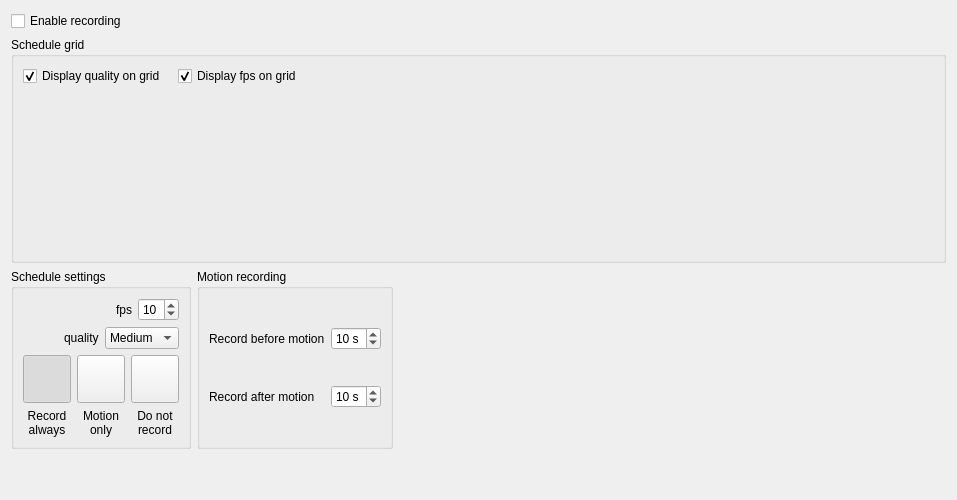
networkoptix/nx_open, file client/src/ui/device_settings/camera_schedule_widget.ui: the form before one commit.
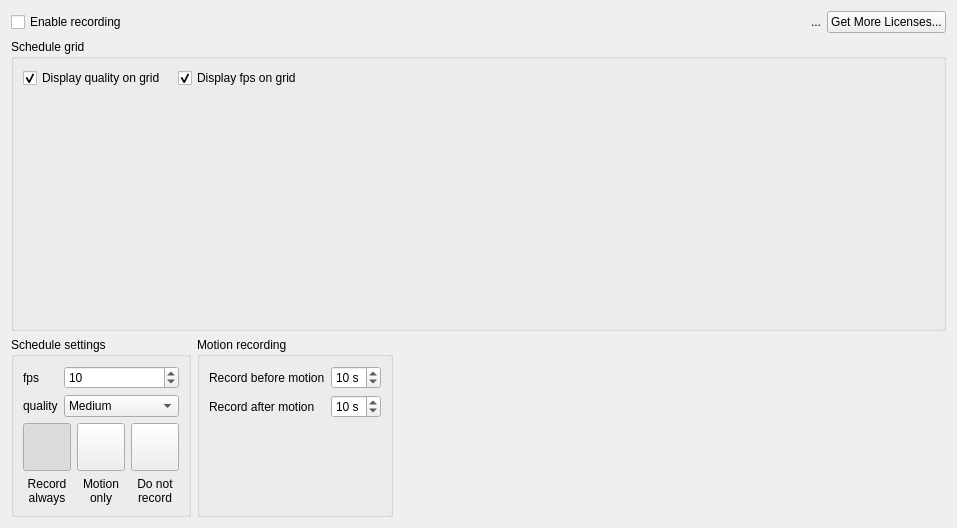
The form after the commit. Custom widgets are drawn as their Qt base class.

Commit message:
Evil licensing in camera schedule.
<==== Mercurial data ====>
Branch: master

Patch:
```diff
--- a/client/src/ui/device_settings/camera_schedule_widget.ui
+++ b/client/src/ui/device_settings/camera_schedule_widget.ui
@@ -7,7 +7,7 @@
     <x>0</x>
     <y>0</y>
     <width>957</width>
-    <height>500</height>
+    <height>528</height>
    </rect>
   </property>
   <property name="windowTitle">
@@ -15,7 +15,9 @@
   </property>
   <layout class="QVBoxLayout" name="verticalLayout_5">
    <item>
-    <widget class="QCheckBox" name="chkBoxEnableSchedule">
+    <layout class="QHBoxLayout" name="horizontalLayout_2">
+     <item>
+      <widget class="QCheckBox" name="enableRecordingCheckBox">
      <property name="text">
       <string>Enable recording</string>
      </property>
@@ -25,7 +27,36 @@
     </widget>
    </item>
    <item>
-    <widget class="QGroupBox" name="ScheduleGridGroupBox">
+      <spacer name="horizontalSpacer">
+       <property name="orientation">
+        <enum>Qt::Horizontal</enum>
+       </property>
+       <property name="sizeHint" stdset="0">
+        <size>
+         <width>40</width>
+         <height>20</height>
+        </size>
+       </property>
+      </spacer>
+     </item>
+     <item>
+      <widget class="QLabel" name="licensesLabel">
+       <property name="text">
+        <string>...</string>
+       </property>
+      </widget>
+     </item>
+     <item>
+      <widget class="QPushButton" name="licensesButton">
+       <property name="text">
+        <string>Get More Licenses...</string>
+       </property>
+      </widget>
+     </item>
+    </layout>
+   </item>
+   <item>
+    <widget class="QGroupBox" name="scheduleGridGroupBox">
      <property name="title">
       <string>Schedule grid</string>
      </property>
@@ -129,28 +160,15 @@
        </property>
        <layout class="QVBoxLayout" name="verticalLayout_4">
         <item>
-         <layout class="QHBoxLayout" name="horizontalLayout_2">
-          <item>
-           <spacer name="horizontalSpacer">
-            <property name="orientation">
-             <enum>Qt::Horizontal</enum>
-            </property>
-            <property name="sizeHint" stdset="0">
-             <size>
-              <width>40</width>
-              <height>20</height>
-             </size>
-            </property>
-           </spacer>
-          </item>
-          <item>
+         <layout class="QFormLayout" name="formLayout">
+          <item row="0" column="0">
            <widget class="QLabel" name="label">
             <property name="text">
              <string>fps</string>
             </property>
            </widget>
           </item>
-          <item>
+          <item row="0" column="1">
            <widget class="QDoubleSpinBox" name="fpsSpinBox">
             <property name="decimals">
              <number>0</number>
@@ -166,32 +184,15 @@
             </property>
            </widget>
           </item>
-         </layout>
-        </item>
-        <item>
-         <layout class="QHBoxLayout" name="horizontalLayout_3">
-          <item>
-           <spacer name="horizontalSpacer_2">
-            <property name="orientation">
-             <enum>Qt::Horizontal</enum>
-            </property>
-            <property name="sizeHint" stdset="0">
-             <size>
-              <width>40</width>
-              <height>20</height>
-             </size>
-            </property>
-           </spacer>
-          </item>
-          <item>
+          <item row="1" column="0">
            <widget class="QLabel" name="label_2">
             <property name="text">
              <string>quality</string>
             </property>
            </widget>
           </item>
-          <item>
-           <widget class="QComboBox" name="comboBoxQuality">
+          <item row="1" column="1">
+           <widget class="QComboBox" name="qualityComboBox">
             <property name="currentIndex">
              <number>1</number>
             </property>
@@ -402,7 +403,7 @@
        <property name="flat">
         <bool>false</bool>
        </property>
-       <layout class="QGridLayout" name="gridLayout_2">
+       <layout class="QVBoxLayout" name="verticalLayout_6">
         <property name="leftMargin">
          <number>9</number>
         </property>
@@ -412,6 +413,8 @@
         <property name="rightMargin">
          <number>9</number>
         </property>
+        <item>
+         <layout class="QFormLayout" name="formLayout_2">
         <item row="0" column="0">
          <widget class="QLabel" name="label_9">
           <property name="text">
@@ -419,6 +422,19 @@
           </property>
          </widget>
         </item>
+          <item row="0" column="1">
+           <widget class="QSpinBox" name="recordBeforeSpinBox">
+            <property name="suffix">
+             <string> s</string>
+            </property>
+            <property name="maximum">
+             <number>45</number>
+            </property>
+            <property name="value">
+             <number>10</number>
+            </property>
+           </widget>
+          </item>
         <item row="1" column="0">
          <widget class="QLabel" name="label_10">
           <property name="sizePolicy">
@@ -432,24 +448,8 @@
           </property>
          </widget>
         </item>
-        <item row="2" column="0">
-         <layout class="QVBoxLayout" name="verticalLayout_8"/>
-        </item>
-        <item row="0" column="1">
-         <widget class="QSpinBox" name="spinBoxRecordBefore">
-          <property name="suffix">
-           <string> s</string>
-          </property>
-          <property name="maximum">
-           <number>45</number>
-          </property>
-          <property name="value">
-           <number>10</number>
-          </property>
-         </widget>
-        </item>
         <item row="1" column="1">
-         <widget class="QSpinBox" name="spinBoxRecordAfter">
+           <widget class="QSpinBox" name="recordAfterSpinBox">
           <property name="suffix">
            <string> s</string>
           </property>
@@ -460,6 +460,8 @@
            <number>10</number>
           </property>
          </widget>
+          </item>
+         </layout>
         </item>
        </layout>
       </widget>
@@ -479,22 +481,6 @@
      </item>
     </layout>
    </item>
-   <item>
-    <spacer name="verticalSpacer">
-     <property name="orientation">
-      <enum>Qt::Vertical</enum>
-     </property>
-     <property name="sizeType">
-      <enum>QSizePolicy::Preferred</enum>
-     </property>
-     <property name="sizeHint" stdset="0">
-      <size>
-       <width>20</width>
-       <height>40</height>
-      </size>
-     </property>
-    </spacer>
-   </item>
   </layout>
  </widget>
  <customwidgets>
```
Left out of the diff: 14 changed lines with no effect on the pictures. Lines whose indentation alone changed are shown as unchanged. The commit also changes 19 other files.
